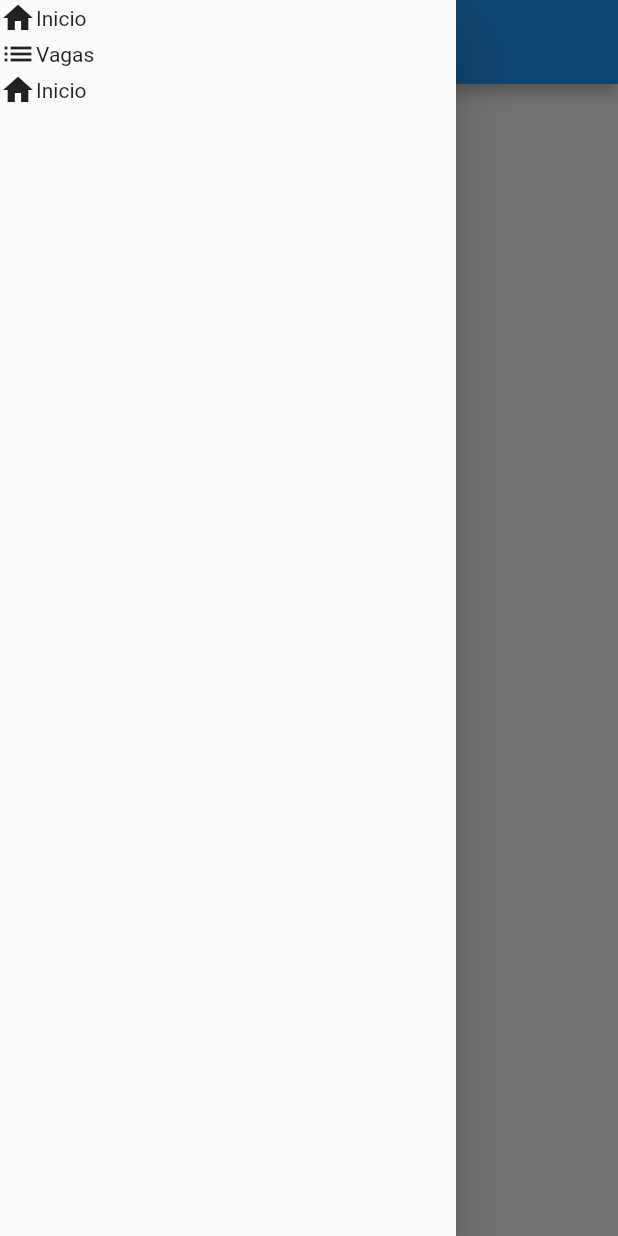
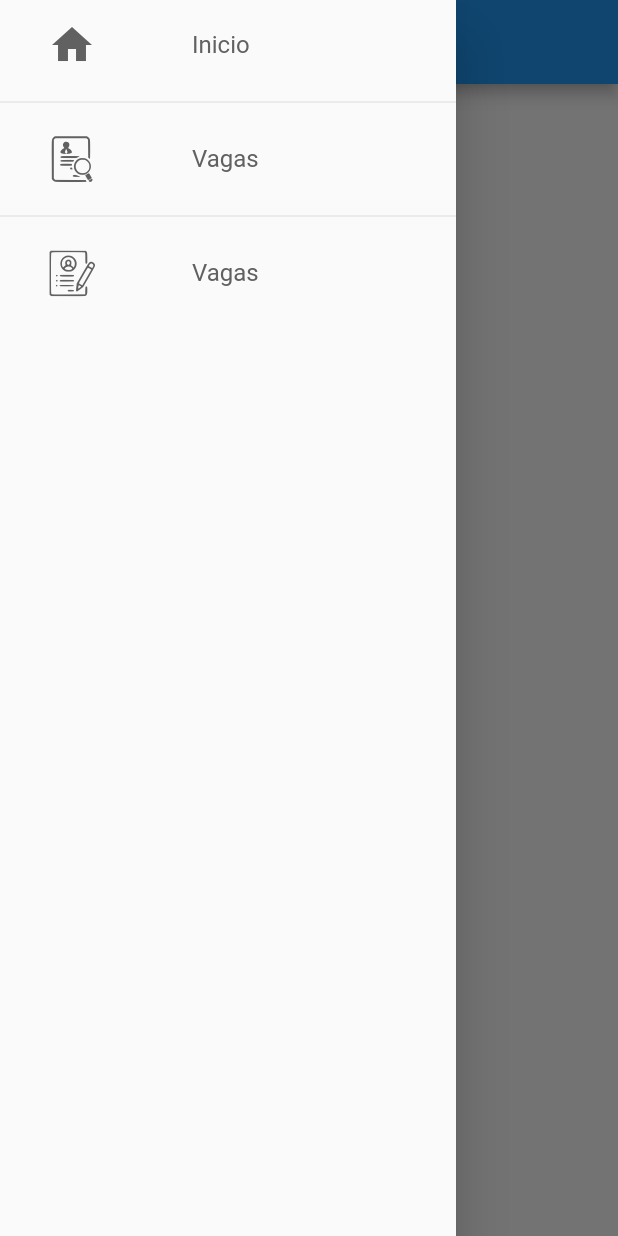
Before and after one commit to NylRJ/VenturaHR, a Flutter app: the screen it shows after launch, with the side drawer open, on a phone screen of 412 x 824 dp. Run offline on Flutter 3.47's test engine with Material 2 defaults, Android fonts, the phone set to English and light mode, and no system bars; our stand-ins replace cloud_firestore; accounts and stored records are empty.

Commit message:
Drawer Customizado finalizado.

```diff
--- a/ventura_rh/lib/common/custom_drawer/custom_drawer.dart
+++ b/ventura_rh/lib/common/custom_drawer/custom_drawer.dart
@@ -6,9 +6,12 @@ class CustomDrawer extends StatelessWidget {
     return Drawer(
       child: ListView(
         children: [
-          DrawerTile(icon: Icons.home,text: 'Inicio',),
-          DrawerTile(icon: Icons.list,text: 'Vagas',),
-          DrawerTile(icon: Icons.home,text: 'Inicio',),
+          DrawerTile(iconData: Icons.home,title: 'Inicio',),
+          Divider(),
+          DrawerTile(iconData: const IconData(0xe900, fontFamily: 'busca_vaga'),title: 'Vagas',),
+          Divider(),
+          DrawerTile(iconData: const IconData(0xe900, fontFamily: 'editar_vagas'),title: 'Vagas',),
+
         ],
       ),
     );
--- a/ventura_rh/lib/common/custom_drawer/drawer_tile.dart
+++ b/ventura_rh/lib/common/custom_drawer/drawer_tile.dart
@@ -1,16 +1,37 @@
 import 'package:flutter/material.dart';
 class DrawerTile extends StatelessWidget {
-  DrawerTile({this.icon,this.text});
-  final IconData icon;
-  final String text;
+  DrawerTile({this.iconData,this.title,this.page});
+  final IconData iconData;
+  final String title;
+  final int page;
 
   @override
   Widget build(BuildContext context) {
-    return Row(
-      children: [
-        Icon(icon),
-        Text(text),
-      ],
+    return InkWell(
+      onTap: (){},
+      child: SizedBox(
+        height: 60,
+        child: Row(
+          children: [
+            Padding(
+              padding: const EdgeInsets.symmetric(horizontal: 32),
+              child: Icon(
+                iconData,
+              size: 32,
+                color: Colors.grey[700],
+              ),
+            ),
+            SizedBox(width: 32,),
+            Text(
+                title,
+              style: TextStyle(
+                fontSize: 16,
+                color: Colors.grey[700],
+              ),
+            ),
+          ],
+        ),
+      ),
     );
   }
 }
```
Also changed, not shown: ventura_rh/pubspec.yaml (+20 -4 lines), ventura_rh/assets/fonts/ic_busca_vaga.ttf (added), ventura_rh/assets/fonts/ic_editar_vagas.ttf (added), ventura_rh/pubspec.lock.
